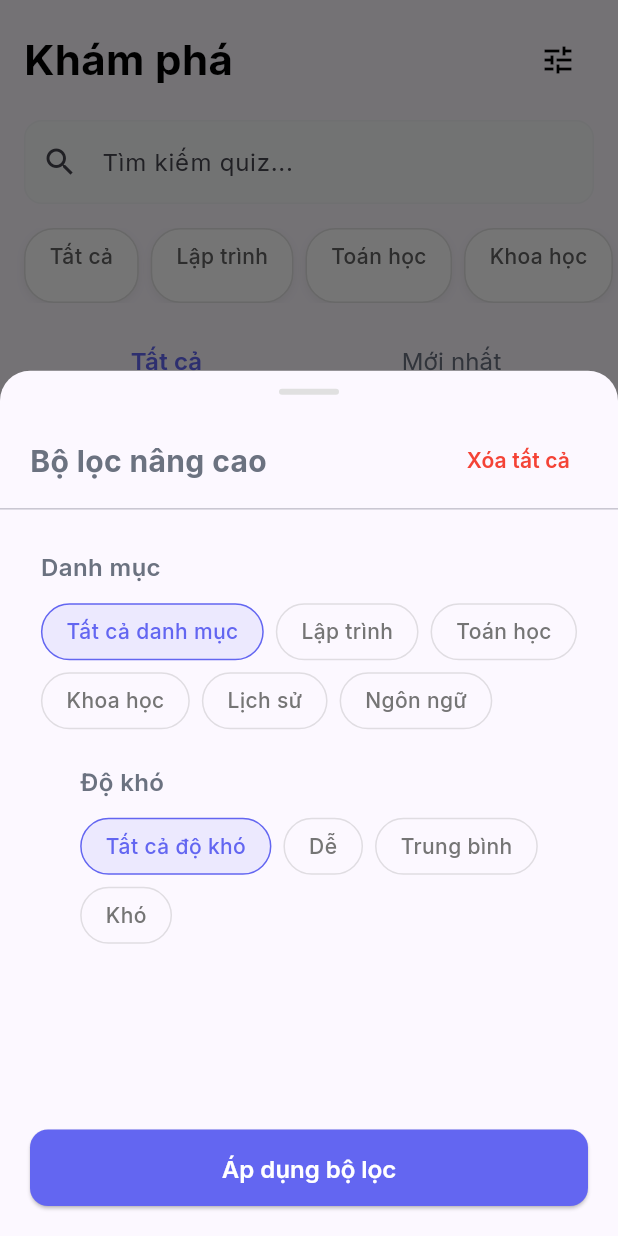
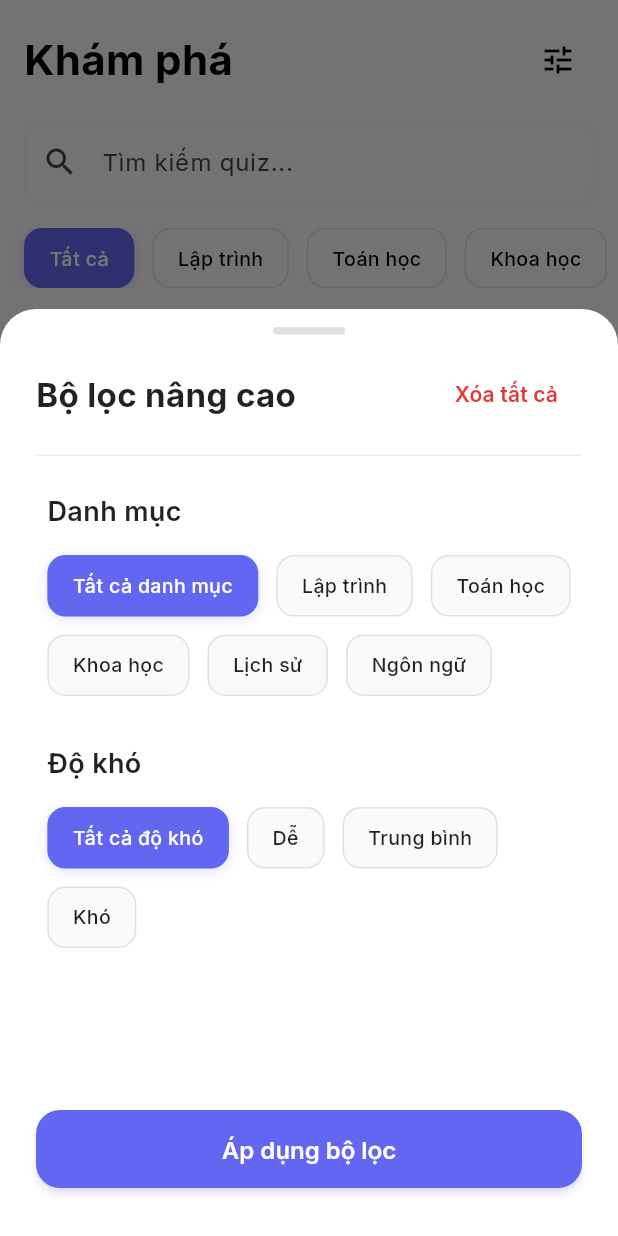
Before and after one commit to nphoangquan/quiz_app, a Flutter app: the screen it shows once a user with an empty profile is signed in, item 2 of the bottom bar chosen, after a tap on the "tune" icon, on a phone screen of 412 x 824 dp. Run offline on Flutter 3.47's test engine with Material 3 defaults, Android fonts, the phone set to English and light mode, and no system bars; our stand-ins replace cloud_firestore, firebase_auth, firebase_core, google_fonts, google_sign_in, shared_preferences; accounts and stored records are empty; network calls fail.

Commit message:
feat: UX changed

```diff
--- a/lib/presentation/screens/discover/discover_screen.dart
+++ b/lib/presentation/screens/discover/discover_screen.dart
@@ -10,7 +10,6 @@ import '../../widgets/quiz/quiz_card.dart';
 import '../../providers/quiz_provider.dart';
 import '../../providers/category_provider.dart';
 import '../quiz/quiz_player_screen.dart';
-import '../category/category_filter_screen.dart';
 
 class DiscoverScreen extends StatefulWidget {
   const DiscoverScreen({super.key});
@@ -144,7 +143,7 @@ class _DiscoverScreenState extends State<DiscoverScreen>
         }
 
         return Container(
-          height: 50,
+          height: 40,
           margin: const EdgeInsets.symmetric(vertical: 16),
           child: ListView(
             scrollDirection: Axis.horizontal,
@@ -153,12 +152,12 @@ class _DiscoverScreenState extends State<DiscoverScreen>
             ),
             children: [
               _buildCategoryChip('Tất cả', null),
-              const SizedBox(width: 8),
+              const SizedBox(width: 12),
               ...categoryProvider.categories
                   .map(
                     (category) => [
                       _buildCategoryChip(category.name, category),
-                      const SizedBox(width: 8),
+                      const SizedBox(width: 12),
                     ],
                   )
                   .expand((element) => element),
@@ -170,53 +169,53 @@ class _DiscoverScreenState extends State<DiscoverScreen>
   }
 
   Widget _buildCategoryChip(String name, CategoryEntity? category) {
+    final bool isSelected = category == _selectedFilterCategory;
+
     return GestureDetector(
       onTap: () {
-        if (category == null) {
-          // Clear filters and reload all quizzes
-          final quizProvider = context.read<QuizProvider>();
-          quizProvider.clearAllFilters();
-          quizProvider.loadPublicQuizzes();
-        } else {
-          // Navigate to category screen
-          final categoryProvider = context.read<CategoryProvider>();
-          final categoryColor = categoryProvider.getCategoryColor(
-            category.categoryId,
-          );
+        setState(() {
+          _selectedFilterCategory = category;
+        });
 
-          Navigator.of(context).push(
-            MaterialPageRoute(
-              builder: (context) => CategoryFilterScreen(
-                initialCategory: CategoryMapper.slugToEnum(category.slug),
-                categoryName: category.name,
-                categoryColor: categoryColor,
-                categoryIcon: Icons.category,
-              ),
-            ),
-          );
-        }
+        // Apply filter directly without navigation
+        _applyFilters();
       },
       child: Container(
-        padding: const EdgeInsets.symmetric(horizontal: 16, vertical: 8),
+        padding: const EdgeInsets.symmetric(horizontal: 16, vertical: 10),
         decoration: BoxDecoration(
-          color: Colors.white,
-          border: Border.all(color: Colors.grey.withOpacity(0.3)),
-          borderRadius: BorderRadius.circular(20),
+          color: isSelected
+              ? AppColors.primary
+              : Theme.of(context).brightness == Brightness.dark
+              ? Colors.grey[800]
+              : Colors.grey[50],
+          border: Border.all(
+            color: isSelected
+                ? AppColors.primary
+                : Theme.of(context).brightness == Brightness.dark
+                ? Colors.grey[600]!
+                : Colors.grey[300]!,
+            width: 1,
+          ),
+          borderRadius: BorderRadius.circular(12),
           boxShadow: [
-            BoxShadow(
-              color: Colors.black.withOpacity(0.05),
-              blurRadius: 4,
-              offset: const Offset(0, 2),
-            ),
+            if (isSelected)
+              BoxShadow(
+                color: AppColors.primary.withValues(alpha: 0.2),
+                blurRadius: 6,
+                offset: const Offset(0, 2),
+              ),
           ],
         ),
         child: Text(
           name,
           style: GoogleFonts.inter(
-            fontSize: 14,
+            fontSize: 13,
             fontWeight: FontWeight.w500,
-            color: Colors.grey[700],
+            color: isSelected
+                ? Colors.white
+                : Theme.of(context).textTheme.bodyLarge?.color,
           ),
+          textAlign: TextAlign.center,
         ),
       ),
     );
@@ -313,11 +312,24 @@ class _DiscoverScreenState extends State<DiscoverScreen>
 
   Widget _buildQuizGrid(List<QuizEntity> quizzes) {
     var filteredQuizzes = quizzes.where((quiz) {
+      // Category filter
+      final matchesCategory =
+          _selectedFilterCategory == null ||
+          CategoryMapper.slugToEnum(_selectedFilterCategory!.slug) ==
+              quiz.category;
+
+      // Search filter
       final matchesSearch =
           _searchQuery.isEmpty ||
           quiz.title.toLowerCase().contains(_searchQuery.toLowerCase()) ||
           quiz.description.toLowerCase().contains(_searchQuery.toLowerCase());
-      return matchesSearch;
+
+      // Difficulty filter
+      final matchesDifficulty =
+          _selectedFilterDifficulty == null ||
+          quiz.difficulty == _selectedFilterDifficulty;
+
+      return matchesCategory && matchesSearch && matchesDifficulty;
     }).toList();
 
     if (filteredQuizzes.isEmpty) {
@@ -384,11 +396,7 @@ class _DiscoverScreenState extends State<DiscoverScreen>
     setState(() {
       _searchQuery = query;
     });
-
-    // Trigger search in provider and reload quizzes
-    final quizProvider = context.read<QuizProvider>();
-    quizProvider.updateSearchQuery(query);
-    quizProvider.loadPublicQuizzes(); // Reload with new search query
+    // Filtering is now done locally in _buildQuizGrid, no need to reload
   }
 
   void _showAdvancedFilterDialog() {
@@ -396,44 +404,55 @@ class _DiscoverScreenState extends State<DiscoverScreen>
       context: context,
       isScrollControlled: true,
       backgroundColor: Colors.transparent,
+      shape: const RoundedRectangleBorder(
+        borderRadius: BorderRadius.vertical(top: Radius.circular(24)),
+      ),
       builder: (context) => Container(
-        height: MediaQuery.of(context).size.height * 0.7,
-        decoration: BoxDecoration(
-          color: Theme.of(context).scaffoldBackgroundColor,
-          borderRadius: const BorderRadius.vertical(top: Radius.circular(20)),
+        height: MediaQuery.of(context).size.height * 0.75,
+        decoration: const BoxDecoration(
+          color: Colors.white,
+          borderRadius: BorderRadius.vertical(top: Radius.circular(24)),
         ),
         child: Column(
           children: [
-            // Handle
+            // Handle bar
             Container(
-              width: 40,
-              height: 4,
-              margin: const EdgeInsets.only(top: 12, bottom: 20),
+              width: 48,
+              height: 5,
+              margin: const EdgeInsets.only(top: 12, bottom: 8),
               decoration: BoxDecoration(
                 color: Colors.grey[300],
-                borderRadius: BorderRadius.circular(2),
+                borderRadius: BorderRadius.circular(3),
               ),
             ),
 
-            // Header
+            // Header với padding cải thiện
             Padding(
-              padding: const EdgeInsets.symmetric(horizontal: 20),
+              padding: const EdgeInsets.fromLTRB(24, 8, 24, 16),
               child: Row(
                 children: [
                   Text(
                     'Bộ lọc nâng cao',
                     style: GoogleFonts.inter(
-                      fontSize: 20,
+                      fontSize: 22,
                       fontWeight: FontWeight.bold,
+                      color: Colors.black87,
                     ),
                   ),
                   const Spacer(),
                   TextButton(
                     onPressed: _clearAllFilters,
+                    style: TextButton.styleFrom(
+                      foregroundColor: Colors.red[600],
+                      padding: const EdgeInsets.symmetric(
+                        horizontal: 16,
+                        vertical: 8,
+                      ),
+                    ),
                     child: Text(
                       'Xóa tất cả',
                       style: GoogleFonts.inter(
-                        color: Colors.red,
+                        fontSize: 14,
                         fontWeight: FontWeight.w600,
                       ),
                     ),
@@ -442,19 +461,25 @@ class _DiscoverScreenState extends State<DiscoverScreen>
               ),
             ),
 
-            const Divider(),
+            // Divider với margin
+            Container(
+              height: 1,
+              margin: const EdgeInsets.symmetric(horizontal: 24),
+              color: Colors.grey[200],
+            ),
 
-            // Filter Content
+            // Filter Content với padding cải thiện
             Expanded(
-              child: Padding(
-                padding: const EdgeInsets.all(20),
+              child: SingleChildScrollView(
+                padding: const EdgeInsets.all(24),
                 child: Column(
+                  crossAxisAlignment: CrossAxisAlignment.start,
                   children: [
                     _buildFilterSection(
                       'Danh mục',
                       _buildAdvancedCategoryOptions(),
                     ),
-                    const SizedBox(height: 24),
+                    const SizedBox(height: 32),
                     _buildFilterSection(
                       'Độ khó',
                       _buildAdvancedDifficultyOptions(),
@@ -464,18 +489,20 @@ class _DiscoverScreenState extends State<DiscoverScreen>
               ),
             ),
 
-            // Apply Button
+            // Apply Button với padding và style cải thiện
             Container(
-              padding: const EdgeInsets.all(20),
+              padding: const EdgeInsets.fromLTRB(24, 16, 24, 32),
               child: SizedBox(
                 width: double.infinity,
+                height: 52,
                 child: ElevatedButton(
                   style: ElevatedButton.styleFrom(
                     backgroundColor: AppColors.primary,
                     foregroundColor: Colors.white,
-                    padding: const EdgeInsets.symmetric(vertical: 16),
+                    elevation: 2,
+                    shadowColor: AppColors.primary.withValues(alpha: 0.3),
                     shape: RoundedRectangleBorder(
-                      borderRadius: BorderRadius.circular(12),
+                      borderRadius: BorderRadius.circular(16),
                     ),
                   ),
                   onPressed: () {
@@ -502,11 +529,17 @@ class _DiscoverScreenState extends State<DiscoverScreen>
     return Column(
       crossAxisAlignment: CrossAxisAlignment.start,
       children: [
-        Text(
-          title,
-          style: GoogleFonts.inter(fontSize: 16, fontWeight: FontWeight.w600),
+        Padding(
+          padding: const EdgeInsets.only(bottom: 16),
+          child: Text(
+            title,
+            style: GoogleFonts.inter(
+              fontSize: 18,
+              fontWeight: FontWeight.w600,
+              color: Colors.black87,
+            ),
+          ),
         ),
-        const SizedBox(height: 12),
         content,
       ],
     );
@@ -520,8 +553,8 @@ class _DiscoverScreenState extends State<DiscoverScreen>
         return StatefulBuilder(
           builder: (context, setModalState) {
             return Wrap(
-              spacing: 8,
-              runSpacing: 8,
+              spacing: 12,
+              runSpacing: 12,
               children: [
                 // "Tất cả danh mục"
                 GestureDetector(
@@ -533,27 +566,36 @@ class _DiscoverScreenState extends State<DiscoverScreen>
                   child: Container(
                     padding: const EdgeInsets.symmetric(
                       horizontal: 16,
-                      vertical: 8,
+                      vertical: 10,
                     ),
                     decoration: BoxDecoration(
                       color: _selectedFilterCategory == null
-                          ? AppColors.primary.withOpacity(0.1)
-                          : Colors.transparent,
+                          ? AppColors.primary
+                          : Colors.grey[50],
                       border: Border.all(
                         color: _selectedFilterCategory == null
                             ? AppColors.primary
-                            : Colors.grey.withOpacity(0.3),
+                            : Colors.grey[300]!,
+                        width: 1,
                       ),
-                      borderRadius: BorderRadius.circular(20),
+                      borderRadius: BorderRadius.circular(12),
+                      boxShadow: [
+                        if (_selectedFilterCategory == null)
+                          BoxShadow(
+                            color: AppColors.primary.withValues(alpha: 0.2),
+                            blurRadius: 6,
+                            offset: const Offset(0, 2),
+                          ),
+                      ],
                     ),
                     child: Text(
                       'Tất cả danh mục',
                       style: GoogleFonts.inter(
-                        fontSize: 14,
+                        fontSize: 13,
                         fontWeight: FontWeight.w500,
                         color: _selectedFilterCategory == null
-                            ? AppColors.primary
-                            : Colors.grey[600],
+                            ? Colors.white
+                            : Colors.black87,
                       ),
                     ),
                   ),
@@ -573,27 +615,32 @@ class _DiscoverScreenState extends State<DiscoverScreen>
                     child: Container(
                       padding: const EdgeInsets.symmetric(
                         horizontal: 16,
-                        vertical: 8,
+                        vertical: 10,
                       ),
                       decoration: BoxDecoration(
-                        color: isSelected
-                            ? AppColors.primary.withOpacity(0.1)
-                            : Colors.transparent,
+                        color: isSelected ? AppColors.primary : Colors.grey[50],
                         border: Border.all(
                           color: isSelected
                               ? AppColors.primary
-                              : Colors.grey.withOpacity(0.3),
+                              : Colors.grey[300]!,
+                          width: 1,
                         ),
-                        borderRadius: BorderRadius.circular(20),
+                        borderRadius: BorderRadius.circular(12),
+                        boxShadow: [
+                          if (isSelected)
+                            BoxShadow(
+                              color: AppColors.primary.withValues(alpha: 0.2),
+                              blurRadius: 6,
+                              offset: const Offset(0, 2),
+                            ),
+                        ],
                       ),
                       child: Text(
                         category.name,
                         style: GoogleFonts.inter(
-                          fontSize: 14,
+                          fontSize: 13,
                           fontWeight: FontWeight.w500,
-                          color: isSelected
-                              ? AppColors.primary
-                              : Colors.grey[600],
+                          color: isSelected ? Colors.white : Colors.black87,
                         ),
                       ),
                     ),
@@ -618,8 +665,8 @@ class _DiscoverScreenState extends State<DiscoverScreen>
     return StatefulBuilder(
       builder: (context, setModalState) {
         return Wrap(
-          spacing: 8,
-          runSpacing: 8,
+          spacing: 12,
+          runSpacing: 12,
           children: difficulties.map((item) {
             final difficulty = item['difficulty'] as QuizDifficulty?;
             final name = item['name'] as String;
@@ -634,25 +681,30 @@ class _DiscoverScreenState extends State<DiscoverScreen>
               child: Container(
                 padding: const EdgeInsets.symmetric(
                   horizontal: 16,
-                  vertical: 8,
+                  vertical: 10,
                 ),
                 decoration: BoxDecoration(
-                  color: isSelected
-                      ? AppColors.primary.withOpacity(0.1)
-                      : Colors.transparent,
+                  color: isSelected ? AppColors.primary : Colors.grey[50],
                   border: Border.all(
-                    color: isSelected
-                        ? AppColors.primary
-                        : Colors.grey.withOpacity(0.3),
+                    color: isSelected ? AppColors.primary : Colors.grey[300]!,
+                    width: 1,
                   ),
-                  borderRadius: BorderRadius.circular(20),
+                  borderRadius: BorderRadius.circular(12),
+                  boxShadow: [
+                    if (isSelected)
+                      BoxShadow(
+                        color: AppColors.primary.withValues(alpha: 0.2),
+                        blurRadius: 6,
+                        offset: const Offset(0, 2),
+                      ),
+                  ],
                 ),
                 child: Text(
                   name,
                   style: GoogleFonts.inter(
-                    fontSize: 14,
+                    fontSize: 13,
                     fontWeight: FontWeight.w500,
-                    color: isSelected ? AppColors.primary : Colors.grey[600],
+                    color: isSelected ? Colors.white : Colors.black87,
                   ),
                 ),
               ),
@@ -669,26 +721,10 @@ class _DiscoverScreenState extends State<DiscoverScreen>
       _selectedFilterDifficulty = null;
       _searchQuery = '';
     });
-
-    final quizProvider = context.read<QuizProvider>();
-    quizProvider.clearAllFilters();
-    quizProvider.loadPublicQuizzes();
   }
 
   void _applyFilters() {
-    final quizProvider = context.read<QuizProvider>();
-
-    // Convert CategoryEntity to QuizCategory enum if needed
-    QuizCategory? categoryEnum;
-    if (_selectedFilterCategory != null) {
-      categoryEnum = CategoryMapper.slugToEnum(_selectedFilterCategory!.slug);
-    }
-
-    // Apply filters
-    quizProvider.loadPublicQuizzes(
-      category: categoryEnum,
-      difficulty: _selectedFilterDifficulty,
-      searchQuery: _searchQuery.isEmpty ? null : _searchQuery,
-    );
+    // Just trigger UI rebuild - filtering is now done locally in _buildQuizGrid
+    setState(() {});
   }
 }
```
